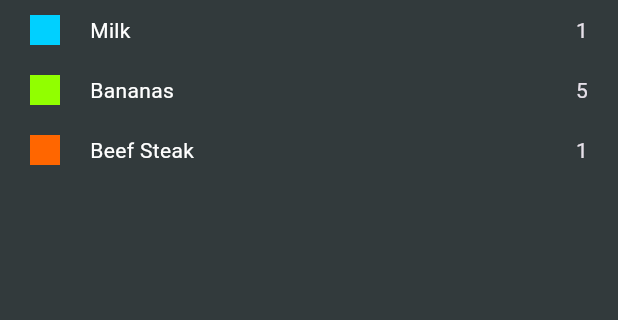
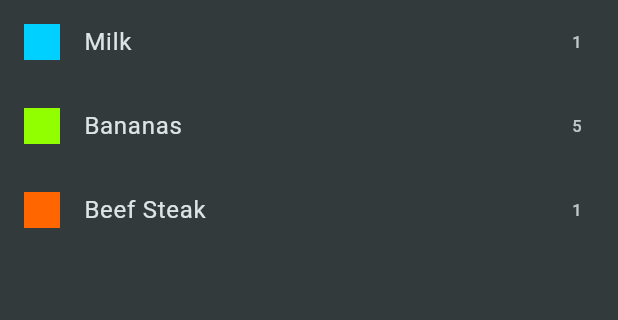
Before and after one commit to bcondefoodics/my_shopping_list, a Flutter app: the screen it shows after launch, on a phone screen of 412 x 824 dp, the part 84-404 px from its top. Run offline on Flutter 3.47's test engine with Material 3 defaults, Android fonts, the phone set to English and light mode, and no system bars.

Commit message:
Update using ListT

```diff
--- a/lib/screens/groceries.dart
+++ b/lib/screens/groceries.dart
@@ -1,7 +1,6 @@
 import 'package:flutter/material.dart';
 
 import '../data/dummy_items.dart';
-import '../widgets/grocery_card_item.dart';
 
 class GroceryList extends StatelessWidget {
   const GroceryList({super.key});
@@ -13,9 +12,14 @@ class GroceryList extends StatelessWidget {
       body: ListView.builder(
         itemCount: groceryItems.length,
         itemBuilder:
-            (ctx, index) => Padding(
-              padding: const EdgeInsets.symmetric(vertical: 10, horizontal: 20),
-              child: GroceryCardItem(model: groceryItems[index]),
+            (ctx, index) => ListTile(
+              title: Text(groceryItems[index].name),
+              leading: Container(
+                width: 24,
+                height: 24,
+                color: groceryItems[index].category.color,
+              ),
+              trailing: Text(groceryItems[index].quantity.toString()),
             ),
       ),
     );
--- a/lib/widgets/grocery_card_item.dart
+++ /dev/null
@@ -1,27 +0,0 @@
-import 'package:flutter/material.dart';
-
-import '../models/grocery_item.dart';
-
-class GroceryCardItem extends StatelessWidget {
-  const GroceryCardItem({super.key, required this.model});
-
-  final GroceryItem model;
-
-  @override
-  Widget build(BuildContext context) {
-    return Row(
-      children: [
-        Container(color: model.category.color, width: 20, height: 20),
-        SizedBox(width: 20),
-        Text(
-          model.name,
-          style: Theme.of(
-            context,
-          ).textTheme.bodyMedium!.copyWith(color: Colors.white),
-        ),
-        Spacer(),
-        Text(model.quantity.toString()),
-      ],
-    );
-  }
-}
```
